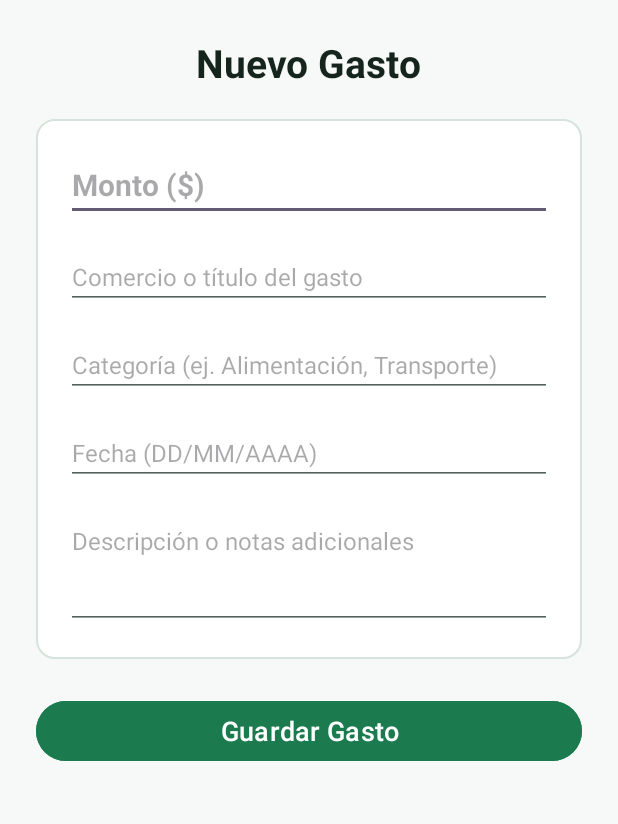
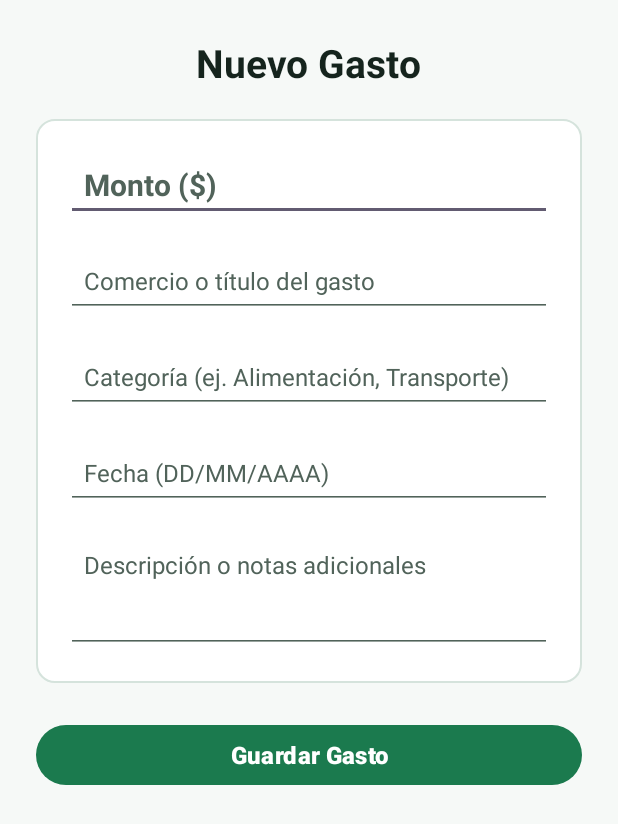
Before and after one commit to Jacktacker/Control-de-Gastos, an Android app: the AgregarActivity screen opened directly, with no data from a screen before it, on a phone screen of 412 x 824 dp. Shown: the top 824 px of the screen. Run offline under Robolectric (Android 15) with nearby library versions, the phone set to English and light mode, and no system bars.

Commit message:
Ajustes de estilo, accesibilidad y navegacion en pantalla Agregar

```diff
--- a/app/src/main/java/com/example/controldegastos/ListaActivity.kt
+++ b/app/src/main/java/com/example/controldegastos/ListaActivity.kt
@@ -1,5 +1,6 @@
 package com.example.controldegastos
 
+import android.content.Intent
 import android.os.Bundle
 import android.widget.ImageButton
 import androidx.activity.enableEdgeToEdge
@@ -18,6 +19,12 @@ class ListaActivity : AppCompatActivity() {
             insets
         }
 
+        val btnAgregar = findViewById<ImageButton>(R.id.btnAgregar)
+        btnAgregar.setOnClickListener {
+            val intent = Intent(this, AgregarActivity::class.java)
+            startActivity(intent)
+        }
+
         val btnSalir = findViewById<ImageButton>(R.id.btnSalir)
         btnSalir.setOnClickListener {
             finish()
--- a/app/src/main/res/layout/activity_agregar.xml
+++ b/app/src/main/res/layout/activity_agregar.xml
@@ -31,47 +31,57 @@
 
             <EditText
                 android:id="@+id/edtMontoAgregar"
+                style="@style/CampoTexto"
                 android:layout_width="match_parent"
                 android:layout_height="wrap_content"
                 android:hint="@string/hint_monto"
+                android:importantForAutofill="no"
                 android:inputType="number"
                 android:textSize="20sp"
                 android:textStyle="bold" />
 
             <EditText
                 android:id="@+id/edtComercioAgregar"
+                style="@style/CampoTexto"
                 android:layout_width="match_parent"
                 android:layout_height="wrap_content"
                 android:layout_marginTop="16dp"
                 android:hint="@string/hint_comercio"
+                android:importantForAutofill="no"
                 android:inputType="textCapSentences"
                 android:textSize="16sp" />
 
             <EditText
                 android:id="@+id/edtCategoriaAgregar"
+                style="@style/CampoTexto"
                 android:layout_width="match_parent"
                 android:layout_height="wrap_content"
                 android:layout_marginTop="16dp"
                 android:hint="@string/hint_categoria"
+                android:importantForAutofill="no"
                 android:inputType="textCapSentences"
                 android:textSize="16sp" />
 
             <EditText
                 android:id="@+id/edtFechaAgregar"
+                style="@style/CampoTexto"
                 android:layout_width="match_parent"
                 android:layout_height="wrap_content"
                 android:layout_marginTop="16dp"
                 android:hint="@string/hint_fecha"
+                android:importantForAutofill="no"
                 android:inputType="date"
                 android:textSize="16sp" />
 
             <EditText
                 android:id="@+id/edtDescripcionAgregar"
+                style="@style/CampoTexto"
                 android:layout_width="match_parent"
                 android:layout_height="wrap_content"
                 android:layout_marginTop="16dp"
                 android:gravity="top|start"
                 android:hint="@string/hint_descripcion"
+                android:importantForAutofill="no"
                 android:inputType="textMultiLine"
                 android:minLines="3"
                 android:textSize="16sp" />
@@ -80,12 +90,11 @@
 
         <Button
             android:id="@+id/btnGuardarGasto"
+            style="@style/BotonPrincipal"
             android:layout_width="match_parent"
             android:layout_height="wrap_content"
             android:layout_marginTop="24dp"
-            android:backgroundTint="@color/primario"
-            android:text="@string/btn_guardar_gasto"
-            android:textSize="18sp" />
+            android:text="@string/btn_guardar_gasto" />
 
     </LinearLayout>
 </ScrollView>
```
